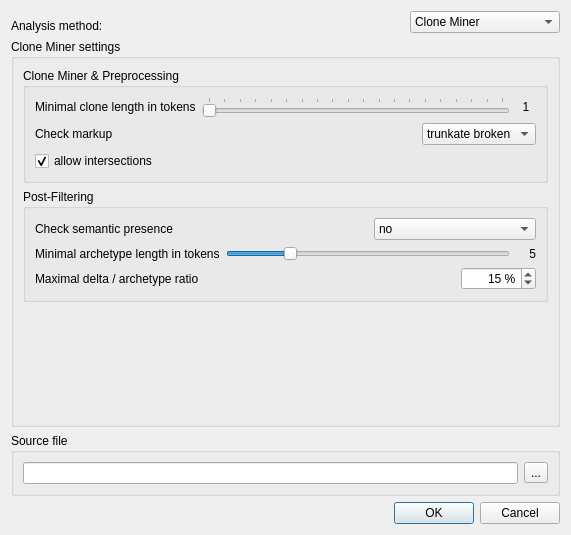
Above: doc-clone-miner/qtui/element_miner_settings.ui from spbu-se/pldoctoolkit before the change. Below: the same form after it.
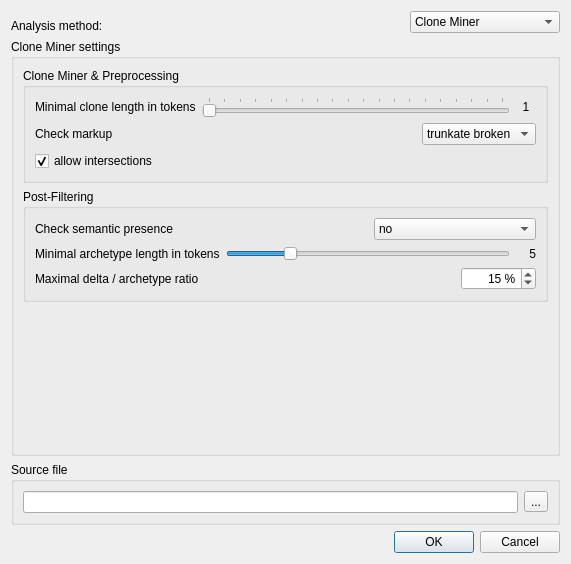
That is the form after the change. The open tabs and pages were chosen to show the change.

Commit message: Settings screen fix

```diff
--- a/doc-clone-miner/qtui/element_miner_settings.ui
+++ b/doc-clone-miner/qtui/element_miner_settings.ui
@@ -7,7 +7,7 @@
     <x>0</x>
     <y>0</y>
     <width>571</width>
-    <height>535</height>
+    <height>564</height>
    </rect>
   </property>
   <property name="sizePolicy">
```
Left out of the diff: 2 changed lines with no effect on the pictures.
